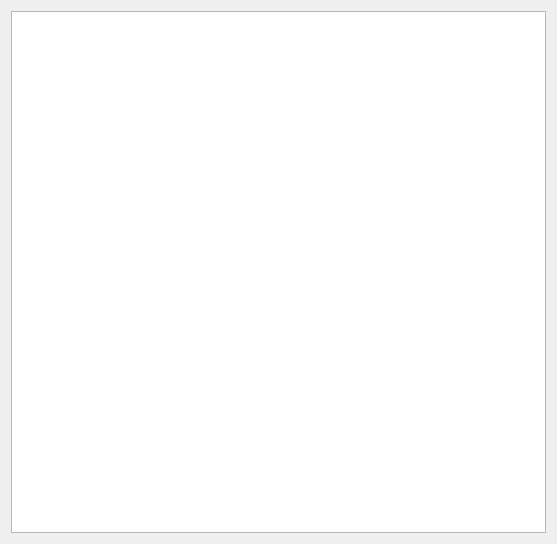
The window that widget.ui (anas16D/Flappy-Bird) describes before a commit, drawn with Qt 5.
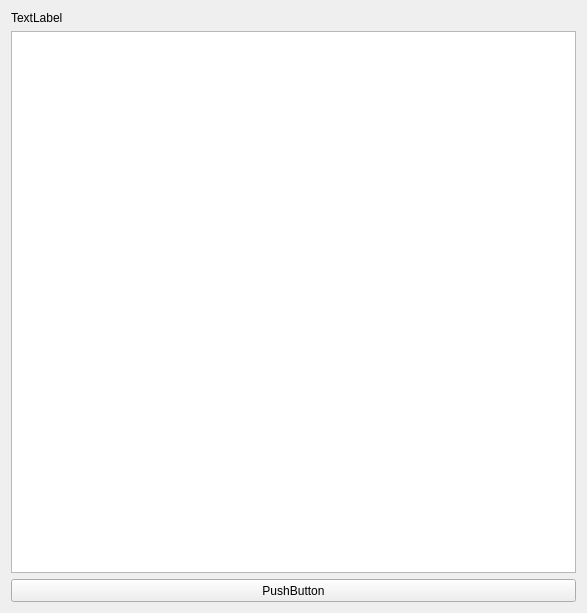
The same window after the commit.

Patch:
```diff
--- a/widget.ui
+++ b/widget.ui
@@ -6,8 +6,8 @@
    <rect>
     <x>0</x>
     <y>0</y>
-    <width>557</width>
-    <height>544</height>
+    <width>583</width>
+    <height>613</height>
    </rect>
   </property>
   <property name="windowTitle">
@@ -17,6 +17,13 @@
    <string notr="true"/>
   </property>
   <layout class="QVBoxLayout" name="verticalLayout">
+   <item>
+    <widget class="QLabel" name="label">
+     <property name="text">
+      <string>TextLabel</string>
+     </property>
+    </widget>
+   </item>
    <item>
     <widget class="QGraphicsView" name="graphicsView">
      <property name="maximumSize">
@@ -27,6 +34,19 @@
      </property>
     </widget>
    </item>
+   <item>
+    <widget class="QPushButton" name="pushButton">
+     <property name="minimumSize">
+      <size>
+       <width>565</width>
+       <height>23</height>
+      </size>
+     </property>
+     <property name="text">
+      <string>PushButton</string>
+     </property>
+    </widget>
+   </item>
   </layout>
  </widget>
  <resources/>
```
